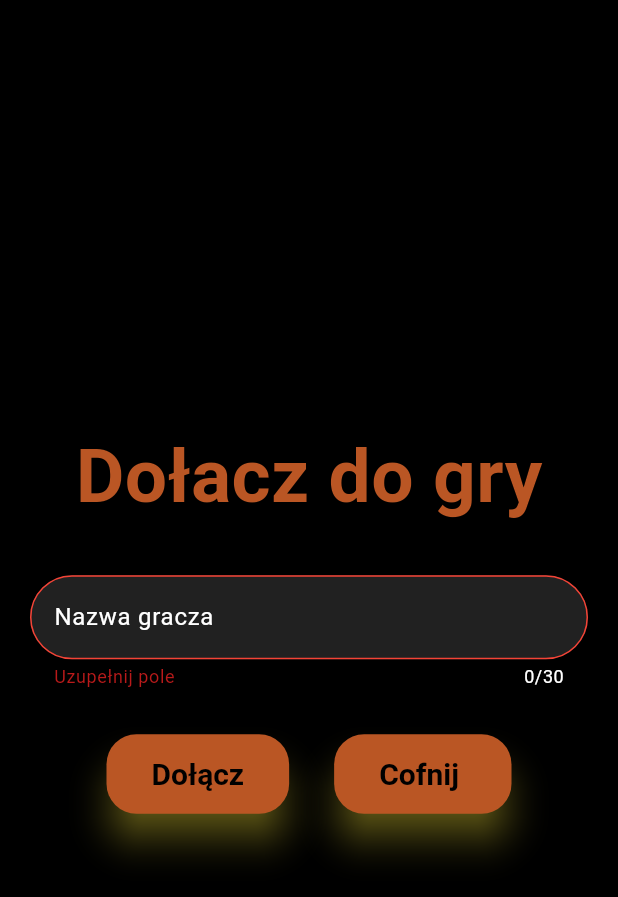
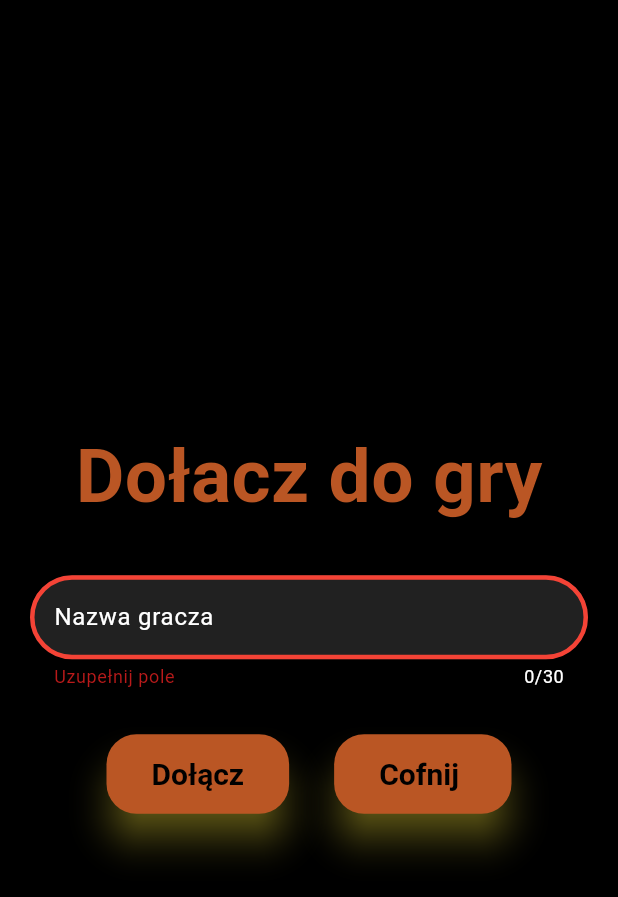
Before and after one commit to dorvio/mafia, a Flutter app: the JoinGameView screen opened directly, after a tap on "Dołącz", on a phone screen of 412 x 824 dp. Shown: the top 897 px of the screen. Run offline on Flutter 3.47's test engine with Material 3 defaults, Android fonts, the phone set to English and light mode, and no system bars; our stand-ins replace animated_splash_screen, google_fonts, lottie; missing offline and left inert: multiselect, number_picker; Roboto replaces fonts that are missing (Creepster).

Commit message:
color added

```diff
--- a/lib/Screens/JoinGameView.dart
+++ b/lib/Screens/JoinGameView.dart
@@ -1,6 +1,7 @@
 import 'package:flutter/material.dart';
 import 'package:google_fonts/google_fonts.dart';
 import '../Widgets/CustomTextFormField.dart';
+import 'package:mafia/constants.dart';
 
 class JoinGameView extends StatefulWidget {
   const JoinGameView({Key? key}) : super(key: key);
@@ -35,7 +36,7 @@ class _JoinGameViewState extends State<JoinGameView> with SingleTickerProviderSt
               'Dołacz do gry',
               style: GoogleFonts.creepster(
                 textStyle: const TextStyle(
-                  color: Color.fromARGB(255, 186, 86, 36),
+                  color: ORANGE,
                   fontSize: 50,
                   fontWeight: FontWeight.bold,
                 ),
--- a/lib/Screens/MenuView.dart
+++ b/lib/Screens/MenuView.dart
@@ -3,6 +3,7 @@ import 'package:google_fonts/google_fonts.dart';
 import 'package:mafia/Screens/JoinGameView.dart';
 import 'package:mafia/Screens/CreateGameView.dart';
 import 'package:mafia/Screens/RulesView.dart';
+import 'package:mafia/constants.dart';
 
 class MenuView extends StatelessWidget {
   const MenuView({Key? key}) : super(key: key);
@@ -24,7 +25,7 @@ class MenuView extends StatelessWidget {
               'MAFIA',
               style: GoogleFonts.creepster(
                 textStyle: const TextStyle(
-                  color: Color.fromARGB(255, 186, 86, 36),
+                  color: ORANGE,
                   fontWeight: FontWeight.bold,
                   fontSize: 70,
                   letterSpacing: 15,
--- a/lib/Screens/RulesView.dart
+++ b/lib/Screens/RulesView.dart
@@ -1,5 +1,6 @@
 import 'package:flutter/material.dart';
 import 'package:google_fonts/google_fonts.dart';
+import 'package:mafia/constants.dart';
 
 class RulesView extends StatelessWidget {
   const RulesView({Key? key}) : super(key: key);
@@ -18,7 +19,7 @@ class RulesView extends StatelessWidget {
                 'ZASADY',
                 style: GoogleFonts.creepster(
                   textStyle: const TextStyle(
-                    color: Color.fromARGB(255, 186, 86, 36),
+                    color: ORANGE,
                     fontWeight: FontWeight.bold,
                     fontSize: 60,
                   ),
--- a/lib/Widgets/CustomTextFormField.dart
+++ b/lib/Widgets/CustomTextFormField.dart
@@ -1,4 +1,5 @@
 import 'package:flutter/material.dart';
+import 'package:mafia/constants.dart';
 
 class CustomTextFormField extends StatefulWidget {
   final ValueChanged<String>? onChanged;
@@ -40,21 +41,21 @@ class _CustomTextFormFieldState extends State<CustomTextFormField> {
         labelStyle: const TextStyle(color: Colors.white),
         counterStyle: const TextStyle(color: Colors.white),
         enabledBorder: OutlineInputBorder(
-          borderSide: const BorderSide(color: Color.fromARGB(255, 186, 86, 36), width: 3),
+          borderSide: const BorderSide(color: ORANGE, width: 3),
           borderRadius: BorderRadius.circular(30.0),
         ),
         filled: true,
         fillColor: Colors.grey[900],
         focusedBorder: OutlineInputBorder(
-          borderSide: const BorderSide(color: Color.fromARGB(255, 186, 86, 36), width: 3),
+          borderSide: const BorderSide(color: ORANGE, width: 3),
           borderRadius: BorderRadius.circular(30.0),
         ),
         errorBorder: OutlineInputBorder(
-          borderSide: const BorderSide(color: Colors.red),
+          borderSide: const BorderSide(color: Colors.red, width: 3),
           borderRadius: BorderRadius.circular(30.0),
         ),
         focusedErrorBorder: OutlineInputBorder(
-          borderSide: const BorderSide(color: Colors.red),
+          borderSide: const BorderSide(color: Colors.red, width: 3),
           borderRadius: BorderRadius.circular(30.0),
         ),
         prefixIcon: widget.prefixIcon,
--- /dev/null
+++ b/lib/constants.dart
@@ -0,0 +1,5 @@
+library constants;
+
+import 'package:flutter/material.dart';
+
+const Color ORANGE = Color.fromARGB(255, 186, 86, 36);
--- a/lib/main.dart
+++ b/lib/main.dart
@@ -1,6 +1,7 @@
 import 'package:flutter/material.dart';
 import 'package:mafia/Screens/MenuView.dart';
 import 'package:flutter/services.dart';
+import 'constants.dart';
 
 void main() {
   runApp(const MyApp());
@@ -18,7 +19,7 @@ class MyApp extends StatelessWidget {
       theme: ThemeData(
         elevatedButtonTheme: ElevatedButtonThemeData(
           style: ElevatedButton.styleFrom(
-            backgroundColor: Color.fromARGB(255, 186, 86, 36),
+            backgroundColor: ORANGE,
             foregroundColor: Colors.black,
             shadowColor: Colors.yellow,
             elevation: 10,
```
Also changed, not shown: lib/Screens/CreateGameView.dart (+6 -5 lines).
